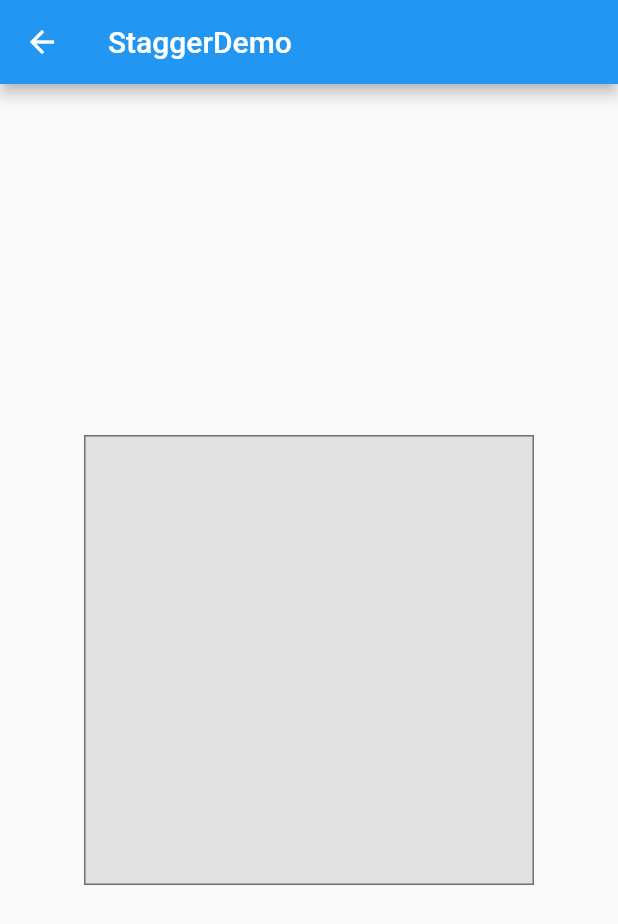
After one commit to Super-Crab/FlutterLearn, a Flutter app: the StaggerDemo screen opened directly, on a phone screen of 412 x 824 dp. The commit adds this screen. Shown: the top 924 px of the screen. Run offline on Flutter 3.47's test engine with Material 2 defaults, Android fonts, the phone set to English and light mode, and no system bars; missing offline and left inert: flutter_webview_plugin; network calls fail.

Commit message:
add animwidgets

```diff
--- /dev/null
+++ b/lib/example/simple/animwidgets/StaggerDemo.dart
@@ -0,0 +1,125 @@
+import 'package:flutter/material.dart';
+
+/**
+ * Description:
+ * Author:          peixuan.xie
+ * Time:            2019-06-18 14:29
+ */
+
+class StaggerDemo extends StatefulWidget {
+  static final String sName = "StaggerDemo";
+
+  @override
+  _StaggerDemoState createState() => _StaggerDemoState();
+}
+
+class _StaggerDemoState extends State<StaggerDemo>
+    with TickerProviderStateMixin {
+  AnimationController _controller;
+
+  @override
+  void initState() {
+    super.initState();
+    _controller = AnimationController(
+      duration: const Duration(microseconds: 2000),
+      vsync: this,
+    );
+  }
+
+  Future<Null> _playAnimation() async {
+    try {
+      await _controller.forward().orCancel;
+      await _controller.reverse().orCancel;
+    } on TickerCanceled {}
+  }
+
+  @override
+  Widget build(BuildContext context) {
+    return new Scaffold(
+      appBar: new AppBar(
+        title: new Text(StaggerDemo.sName),
+      ),
+      body: GestureDetector(
+        behavior: HitTestBehavior.opaque,
+        onTap: () {
+          _playAnimation();
+        },
+        child: Center(
+          child: Container(
+            width: 300.0,
+            height: 300.0,
+            decoration: BoxDecoration(
+                color: Colors.black.withOpacity(0.1),
+                border: Border.all(
+                  color: Colors.black.withOpacity(0.5),
+                )),
+            child: StaggerAnimation(
+              controller: _controller,
+            ),
+          ),
+        ),
+      ),
+    );
+  }
+}
+
+class StaggerAnimation extends StatelessWidget {
+  StaggerAnimation({Key key, this.controller}) : super(key: key) {
+    height = Tween<double>(
+      begin: .0,
+      end: 300.0,
+    ).animate(CurvedAnimation(
+        parent: controller,
+        curve: Interval(
+          0.0,
+          0.6,
+          curve: Curves.ease,
+        )));
+
+    color = ColorTween(
+      begin: Colors.green,
+      end: Colors.red,
+    ).animate(CurvedAnimation(
+        parent: controller,
+        curve: Interval(
+          0.0,
+          0.6,
+          curve: Curves.ease,
+        )));
+
+    padding = Tween<EdgeInsets>(
+            begin: EdgeInsets.only(left: .0), end: EdgeInsets.only(left: 100.0))
+        .animate(CurvedAnimation(
+            parent: controller,
+            curve: Interval(
+              0.6,
+              1.0,
+              curve: Curves.ease,
+            )));
+  }
+
+  final Animation<double> controller;
+  Animation<double> height;
+  Animation<EdgeInsets> padding;
+  Animation<Color> color;
+
+  Widget _buildAnimation(BuildContext context, Widget chile) {
+    return Container(
+      alignment: Alignment.bottomCenter,
+      padding: padding.value,
+      child: Container(
+        color: color.value,
+        width: 50.0,
+        height: height.value,
+      ),
+    );
+  }
+
+  @override
+  Widget build(BuildContext context) {
+    return AnimatedBuilder(
+      builder: _buildAnimation,
+      animation: controller,
+    );
+  }
+}
--- a/lib/page/WidgetDemo.dart
+++ b/lib/page/WidgetDemo.dart
@@ -37,6 +37,10 @@ import '../example/simple/eventwidgets/GestureDetectorDemo.dart';
 import '../example/simple/eventwidgets/DragDemo.dart';
 import '../example/simple/eventwidgets/ScaleDemo.dart';
 import '../example/simple/eventwidgets/NotificationDemo.dart';
+
+import '../example/simple/animwidgets/ScaleAnimationDemo.dart';
+import '../example/simple/animwidgets/HeroDemo.dart';
+import '../example/simple/animwidgets/StaggerDemo.dart';
 
 import '../util/DimensUtils.dart' as DimensUtils;
 /**
@@ -112,6 +116,11 @@ class WidgetDemoState extends State<WidgetDemo> {
       new ListRouterBean(ScaleDemo.sName, new ScaleDemo(), []),
       new ListRouterBean(NotificationDemo.sName, new NotificationDemo(), []),
     ]));
+    listData.add(new ListRouterBean("animwidgets", null, [
+      new ListRouterBean(ScaleAnimationDemo.sName, new ScaleAnimationDemo(), []),
+      new ListRouterBean(HeroDemo.sName, new HeroDemo(), []),
+      new ListRouterBean(StaggerDemo.sName, new StaggerDemo(), []),
+    ]));
   }
 
   @override
```
Also changed, not shown: lib/example/simple/animwidgets/HeroDemo.dart (added, +58 -0 lines), lib/example/simple/animwidgets/ScaleAnimationDemo.dart (added, +61 -0 lines).
